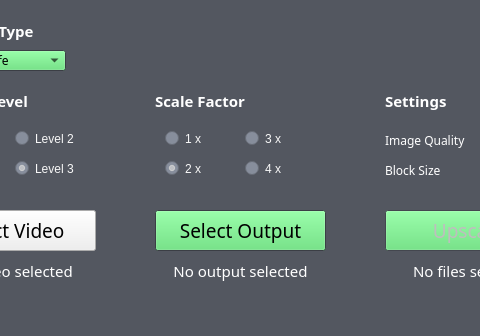
First picture: the form in src/gui/Dandere2xGui.ui, repository akai-katto/dandere2x, before the edit; both pictures show x 105 to 585 and y 0 to 336 of the 707 by 336 pixel window.
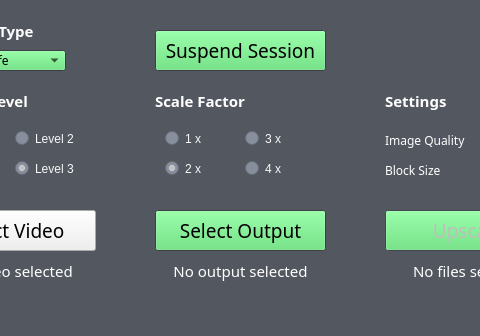
Second picture: the form after the edit.

Diff of the .ui file:
```diff
--- a/src/gui/Dandere2xGui.ui
+++ b/src/gui/Dandere2xGui.ui
@@ -2786,6 +2786,62 @@
                     <set>Qt::AlignCenter</set>
                 </property>
             </widget>
+   <widget class="QPushButton" name="suspend_button">
+    <property name="geometry">
+     <rect>
+      <x>260</x>
+      <y>30</y>
+      <width>171</width>
+      <height>41</height>
+     </rect>
+    </property>
+    <property name="palette">
+     <palette>
+      <active>
+       <colorrole role="Mid">
+        <brush brushstyle="SolidPattern">
+         <color alpha="255">
+          <red>4</red>
+          <green>79</green>
+          <blue>160</blue>
+         </color>
+        </brush>
+       </colorrole>
+      </active>
+      <inactive>
+       <colorrole role="Mid">
+        <brush brushstyle="SolidPattern">
+         <color alpha="255">
+          <red>4</red>
+          <green>79</green>
+          <blue>160</blue>
+         </color>
+        </brush>
+       </colorrole>
+      </inactive>
+      <disabled>
+       <colorrole role="Mid">
+        <brush brushstyle="SolidPattern">
+         <color alpha="255">
+          <red>4</red>
+          <green>79</green>
+          <blue>160</blue>
+         </color>
+        </brush>
+       </colorrole>
+      </disabled>
+     </palette>
+    </property>
+    <property name="font">
+     <font>
+      <family>Microsoft YaHei Light</family>
+      <pointsize>14</pointsize>
+     </font>
+    </property>
+    <property name="text">
+     <string>Suspend Session</string>
+    </property>
+   </widget>
         </widget>
         <widget class="QMenuBar" name="menubar">
             <property name="geometry">
```
Lines whose indentation alone changed are shown as unchanged.
